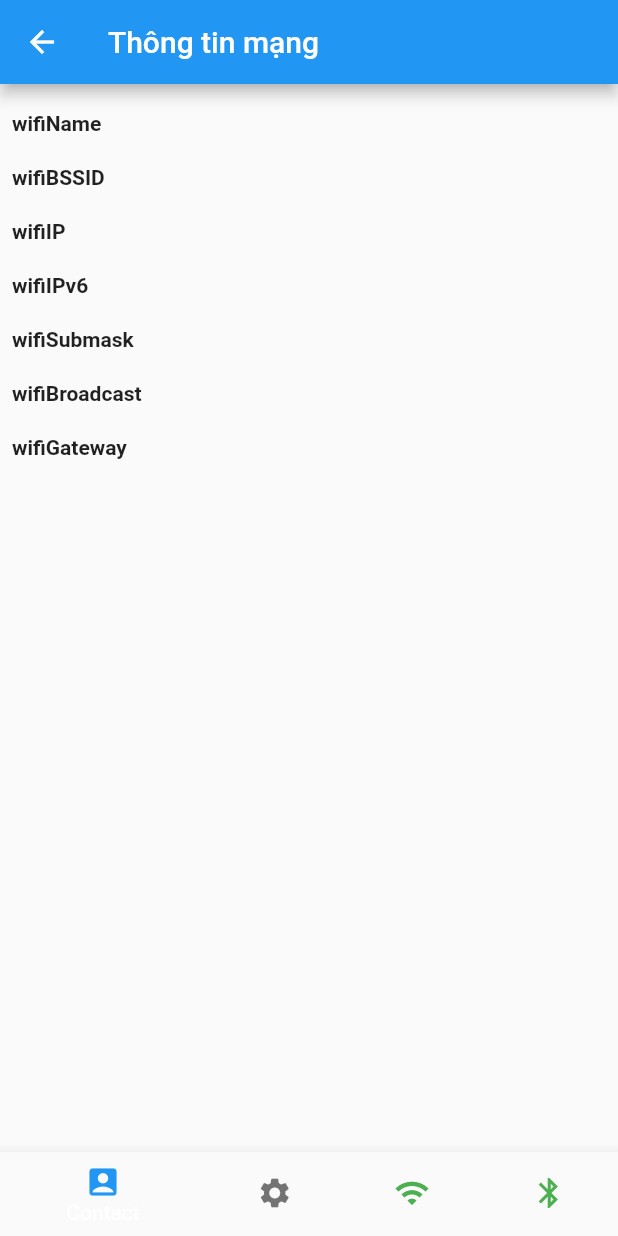
After one commit to iamcaominhtien/CaoMinhTien_FLutter_NTU, a Flutter app: the CPUReader screen opened by its route, item 3 of the bottom bar chosen, on a phone screen of 412 x 824 dp. The commit adds this screen. Run offline on Flutter 3.47's test engine with Material 2 defaults, Android fonts, the phone set to English and light mode, and no system bars; our stand-ins replace device_info_plus, flutter_slidable, shared_preferences, sqflite, webview_flutter; missing offline and left inert: battery_info, fluttercontactpicker, network_info_plus, webview_flutter_plus, xml2json; accounts and stored records are empty.

Commit message:
Homework 6

```diff
--- /dev/null
+++ b/lib/homework6/cpu_z/screens/cpu_home_page.dart
@@ -0,0 +1,109 @@
+import 'package:caominhtien_61cntt2/homework6/cpu_z/screens/network.dart';
+import 'package:flutter/material.dart';
+
+import 'contact_page.dart';
+import 'setting_page.dart';
+
+class CPUReader extends StatefulWidget {
+  const CPUReader({Key? key}) : super(key: key);
+
+  @override
+  State<CPUReader> createState() => _CPUReaderState();
+}
+
+class _CPUReaderState extends State<CPUReader> {
+  int index = 0;
+  String titleAppbar = "Chọn danh bạ";
+
+  @override
+  Widget build(BuildContext context) {
+    return Scaffold(
+        appBar: AppBar(
+          title: Text(titleAppbar),
+        ),
+        body: buildBody(context),
+        bottomNavigationBar: BottomNavigationBar(
+          onTap: (value) {
+            setState(() {
+              index = value;
+              if (index == 0) {
+                titleAppbar = "Chọn danh bạ";
+              }
+              else if (index==1){
+                titleAppbar = "Thông tin thiết bị";
+              }
+              else if (index==2){
+                titleAppbar = "Thông tin mạng";
+              }
+              else{
+                titleAppbar = "Bluetooth & Device";
+              }
+            });
+          },
+          items: const [
+            //index = 0
+            BottomNavigationBarItem(
+                icon: Icon(
+                  Icons.account_box,
+                  color: Colors.blue,
+                ),
+                label: "Contact"),
+            //index = 1
+            BottomNavigationBarItem(
+                icon: Icon(
+                  Icons.settings,
+                  color: Colors.black54,
+                ),
+                label: "Settings"),
+            //index = 2
+            BottomNavigationBarItem(
+                icon: Icon(
+                  Icons.wifi,
+                  color: Colors.green,
+                ),
+                label: "Network"),
+            //index = 3
+            BottomNavigationBarItem(
+                icon: Icon(
+                  Icons.bluetooth,
+                  color: Colors.green,
+                ),
+                label: "Device"),
+          ],
+        ));
+  }
+
+  Widget buildContact(BuildContext context) {
+    return const ContactePage();
+  }
+
+  Widget buildSettings(BuildContext context) {
+    return const SettingPage();
+  }
+
+  Widget buildNetwork(BuildContext context) {
+    return const NetworkPage();
+  }
+
+  Widget buildBody(BuildContext context) {
+    if (index == 0) {
+      return buildContact(context);
+    }
+    if (index == 1) {
+      return buildSettings(context);
+    }
+    if (index == 2) {
+      return buildNetwork(context);
+    }
+    return buildDevice(context);
+  }
+
+  Widget buildDevice(BuildContext context) {
+    return const Center(
+      child: Text(
+        "Divice",
+        style: TextStyle(fontSize: 25),
+      ),
+    );
+  }
+}
--- /dev/null
+++ b/lib/homework6/cpu_z/screens/network.dart
@@ -0,0 +1,90 @@
+import 'package:flutter/material.dart';
+import 'package:network_info_plus/network_info_plus.dart';
+
+class NetworkPage extends StatefulWidget {
+  const NetworkPage({Key? key}) : super(key: key);
+
+  @override
+  State<NetworkPage> createState() => _NetworkPageState();
+}
+
+class _NetworkPageState extends State<NetworkPage> {
+  Future<Map<String, dynamic>>? networkInfo;
+
+  @override
+  void initState() {
+    super.initState();
+    networkInfo = getNetworkInfo();
+  }
+
+  @override
+  @override
+  Widget build(BuildContext context) {
+    return FutureBuilder<dynamic>(
+        future: networkInfo,
+        builder: (context, snapshot) {
+          if (!snapshot.hasData) {
+            return const Center(
+              child: Text("ERROR"),
+            );
+          } else {
+            var data = snapshot.data;
+
+            // debugPrint(data.toString());
+            return SingleChildScrollView(
+              child: Padding(
+                padding: const EdgeInsets.all(8.0),
+                child: ListView(
+                  scrollDirection: Axis.vertical,
+                  shrinkWrap: true,
+                  children: data.keys.map<Widget>(
+                    (String property) {
+                      return Row(
+                        children: [
+                          SizedBox(
+                            width: 150,
+                            child: Text(
+                              property,
+                              style: const TextStyle(
+                                fontWeight: FontWeight.bold,
+                              ),
+                            ),
+                          ),
+                          Expanded(
+                              child: Container(
+                            padding:
+                                const EdgeInsets.fromLTRB(0.0, 10.0, 0.0, 10.0),
+                            child: Expanded(
+                              child: Text(
+                                '${data[property]}',
+                                maxLines: 10,
+                                // overflow: TextOverflow.ellipsis,
+                              ),
+                            ),
+                          )),
+                          // const Divider(height: 8,),
+                        ],
+                      );
+                    },
+                  ).toList(),
+                ),
+              ),
+            );
+          }
+        });
+  }
+
+  Future<Map<String, dynamic>> getNetworkInfo() async {
+    final info = NetworkInfo();
+
+    return {
+      'wifiName': await info.getWifiName(),
+      'wifiBSSID': await info.getWifiBSSID(),
+      'wifiIP': await info.getWifiIP(),
+      'wifiIPv6': await info.getWifiIPv6(),
+      'wifiSubmask': await info.getWifiSubmask(),
+      'wifiBroadcast': await info.getWifiBroadcast(),
+      'wifiGateway': await info.getWifiGatewayIP(),
+    };
+  }
+}
--- a/lib/main.dart
+++ b/lib/main.dart
@@ -1,4 +1,5 @@
 import 'package:caominhtien_61cntt2/homework5/screen/vnexpress_app.dart';
+import 'package:caominhtien_61cntt2/homework6/cpu_z/screens/cpu_home_page.dart';
 import 'package:caominhtien_61cntt2/json/list_json_photo_app.dart';
 import 'package:caominhtien_61cntt2/my_provider/manage_product_app.dart';
 import 'package:caominhtien_61cntt2/sqlite/sample/screens/sqlite_app.dart';
@@ -45,6 +46,7 @@ class MyApp extends StatelessWidget {
         '/json_photo': (context) => const MyJsonPhoto(),
         '/vnexpress': (context) => const VNExpressApp(),
         '/sqlite_demo': (context) => const SQLiteApp(),
+        '/cpu_reader': (context) => const CPUReader(),
       },
     );
   }
@@ -64,6 +66,10 @@ class MyHome extends StatelessWidget {
         child: Column(
           crossAxisAlignment: CrossAxisAlignment.stretch,
           children: const [
+            ButtonForwarding(
+              labelButton: 'CPU Reader',
+              nameNavigator: '/cpu_reader',
+            ),
             ButtonForwarding(
               labelButton: 'SQLite App Demo',
               nameNavigator: '/sqlite_demo',
```
Also changed, not shown: lib/homework6/cpu_z/components/alert_dialog.dart (added, +38 -0 lines), lib/homework6/cpu_z/components/contact.dart (added, +10 -0 lines), lib/homework6/cpu_z/components/my_card.dart (added, +81 -0 lines), lib/homework6/cpu_z/screens/contact_page.dart (added, +184 -0 lines), lib/homework6/cpu_z/screens/setting_page.dart (added, +95 -0 lines), pubspec.yaml (+8 -0 lines), flutter_01.png (added), flutter_02.png (added), pubspec.lock, 2 other files.
